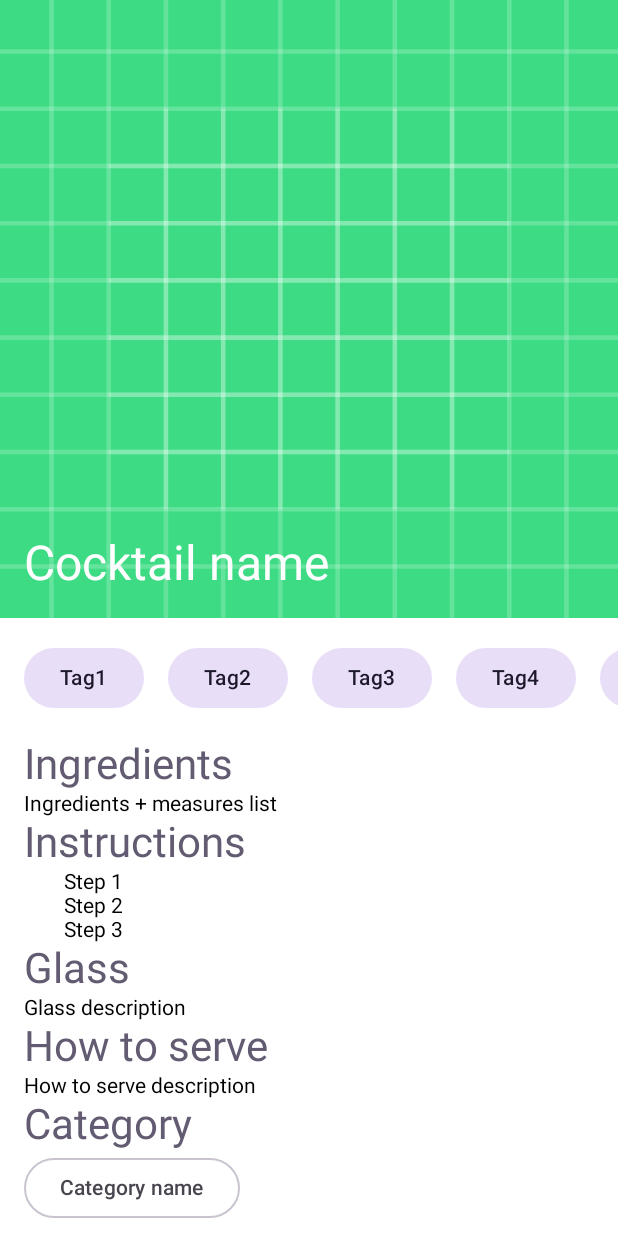
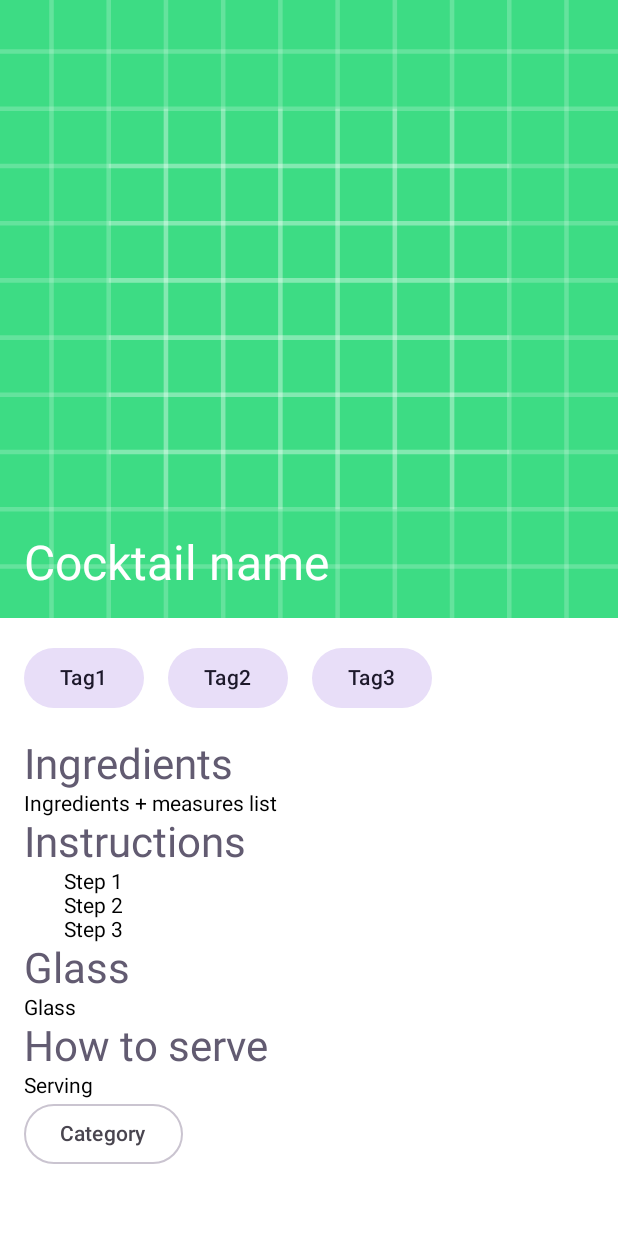
Before and after one commit to drdlx/Cocktails, an Android app built with Jetpack Compose: the @Preview function CocktailScreenPreview, on a phone screen of 412 x 824 dp. Run offline under Robolectric (Android 15) with nearby library versions, the phone set to English and light mode, and no system bars.

Commit message:
Cocktail page empty UI

```diff
--- /dev/null
+++ b/app/src/main/java/com/example/cocktails/presentation/screens/cocktail/model/CocktailInfo.kt
@@ -0,0 +1,12 @@
+package com.example.cocktails.presentation.screens.cocktail.model
+
+data class CocktailInfo(
+    val cocktailName: String,
+    val cocktailImageUri: String,
+    val cocktailTags: List<String>,
+    val cocktailIngredients: List<CocktailIngredient>,
+    val cocktailInstructions: List<String>,
+    val cocktailGlass: String,
+    val cocktailServing: String,
+    val cocktailCategory: String,
+)
--- /dev/null
+++ b/app/src/main/java/com/example/cocktails/presentation/screens/cocktail/model/CocktailIngredient.kt
@@ -0,0 +1,7 @@
+package com.example.cocktails.presentation.screens.cocktail.model
+
+data class CocktailIngredient(
+    val cocktailIngredientName: String,
+    val cocktailIngredientIconUri: String,
+    val measure: String,
+)
--- a/app/src/main/java/com/example/cocktails/presentation/screens/cocktail/view/CocktailScreen.kt
+++ b/app/src/main/java/com/example/cocktails/presentation/screens/cocktail/view/CocktailScreen.kt
@@ -4,7 +4,6 @@ import androidx.compose.foundation.Image
 import androidx.compose.foundation.layout.Box
 import androidx.compose.foundation.layout.BoxWithConstraints
 import androidx.compose.foundation.layout.Column
-import androidx.compose.foundation.layout.Row
 import androidx.compose.foundation.layout.Spacer
 import androidx.compose.foundation.layout.fillMaxSize
 import androidx.compose.foundation.layout.height
@@ -29,19 +28,30 @@ import androidx.compose.ui.tooling.preview.Preview
 import androidx.compose.ui.unit.dp
 import androidx.compose.ui.unit.sp
 import com.example.cocktails.R
+import com.example.cocktails.presentation.screens.cocktail.model.CocktailInfo
+import com.example.cocktails.presentation.screens.cocktail.model.CocktailIngredient
 import com.example.cocktails.presentation.screens.cocktail.view.components.CocktailTag
 
 val paragraphStyle = ParagraphStyle(textIndent = TextIndent(restLine = 12.sp))
 val instructions = listOf("Step 1", "Step 2", "Step 3")
+
 @Composable
 fun CocktailScreen() {
+    val cocktailInfo = CocktailInfo(
+        cocktailName = "Cocktail name",
+        cocktailImageUri = "URI",
+        cocktailTags = listOf("Tag1", "Tag2", "Tag3"),
+        cocktailIngredients = listOf(CocktailIngredient("Ingredient 1", "URI", "Measure")),
+        cocktailInstructions = listOf("Step 1", "Step 2", "Step 3"),
+        cocktailGlass = "Glass",
+        cocktailServing = "Serving",
+        cocktailCategory = "Category",
+    )
     BoxWithConstraints(
         modifier = Modifier
             .fillMaxSize()
     ) {
         val padding = 16.dp
-        val viewMaxWidth = maxWidth
-        val viewMaxHeight = maxHeight
         LazyColumn() {
             item {
                 Box(
@@ -52,14 +62,14 @@ fun CocktailScreen() {
                 ) {
                     Image(
                         imageVector = ImageVector.vectorResource(id = R.drawable.ic_launcher_background),
-                        contentDescription = "Cocktail image",
+                        contentDescription = cocktailInfo.cocktailName,
                         contentScale = ContentScale.Crop,
                         modifier = Modifier
                             .fillMaxSize()
                     )
                     Text(
                         modifier = Modifier.padding(start = 16.dp, bottom = 16.dp),
-                        text = "Cocktail name",
+                        text = cocktailInfo.cocktailName,
                         style = MaterialTheme.typography.headlineLarge,
                         color = MaterialTheme.colorScheme.onPrimary,
                     )
@@ -67,12 +77,26 @@ fun CocktailScreen() {
             }
             item {
                 LazyRow(modifier = Modifier.padding(top = padding)) {
-                    item { CocktailTag(text = "Tag1", onClick = {}) }
-                    item { CocktailTag(text = "Tag2", onClick = {}) }
-                    item { CocktailTag(text = "Tag3", onClick = {}) }
-                    item { CocktailTag(text = "Tag4", onClick = {}) }
-                    item { CocktailTag(text = "Tag5", onClick = {}) }
-                    item { Row(modifier = Modifier.padding(end = padding)) { CocktailTag(text = "Tag5", onClick = {}) } }
+                    cocktailInfo.cocktailTags.first().also {
+                        item {
+                            Column(modifier = Modifier.padding(start = padding)) {
+                                CocktailTag(
+                                    text = it,
+                                    onClick = {})
+                            }
+                        }
+                    }
+                    if (cocktailInfo.cocktailTags.size > 1) {
+                        for (i in 1..<cocktailInfo.cocktailTags.size) {
+                            item {
+                                Column(modifier = Modifier.padding(start = padding)) {
+                                    CocktailTag(
+                                        text = cocktailInfo.cocktailTags[i],
+                                        onClick = {})
+                                }
+                            }
+                        }
+                    }
                 }
             }
             item {
@@ -110,7 +134,7 @@ fun CocktailScreen() {
                         style = MaterialTheme.typography.headlineMedium,
                         color = MaterialTheme.colorScheme.secondary
                     )
-                    Text("Glass description")
+                    Text(cocktailInfo.cocktailGlass)
                     val serveHeader = "How to serve"
                     Text(
                         modifier = Modifier,
@@ -118,16 +142,9 @@ fun CocktailScreen() {
                         style = MaterialTheme.typography.headlineMedium,
                         color = MaterialTheme.colorScheme.secondary
                     )
-                    Text("How to serve description")
-                    val categoryHeader = "Category"
-                    Text(
-                        modifier = Modifier,
-                        text = categoryHeader,
-                        style = MaterialTheme.typography.headlineMedium,
-                        color = MaterialTheme.colorScheme.secondary
-                    )
+                    Text(cocktailInfo.cocktailServing)
                     OutlinedButton(onClick = {}) {
-                        Text("Category name")
+                        Text(cocktailInfo.cocktailCategory)
                     }
                     Spacer(modifier = Modifier.height(padding))
                 }
--- a/app/src/main/java/com/example/cocktails/presentation/screens/cocktail/view/components/CocktailTag.kt
+++ b/app/src/main/java/com/example/cocktails/presentation/screens/cocktail/view/components/CocktailTag.kt
@@ -1,16 +1,12 @@
 package com.example.cocktails.presentation.screens.cocktail.view.components
 
-import androidx.compose.foundation.layout.padding
 import androidx.compose.material3.FilledTonalButton
 import androidx.compose.material3.Text
 import androidx.compose.runtime.Composable
-import androidx.compose.ui.Modifier
-import androidx.compose.ui.unit.dp
 
 @Composable
 fun CocktailTag(text: String, onClick: () -> Unit) {
-    val paddingStart = 16.dp
-    FilledTonalButton(modifier = Modifier.padding(start = paddingStart), onClick = onClick) {
+    FilledTonalButton(onClick = onClick) {
         Text(text = text)
     }
 }
```
